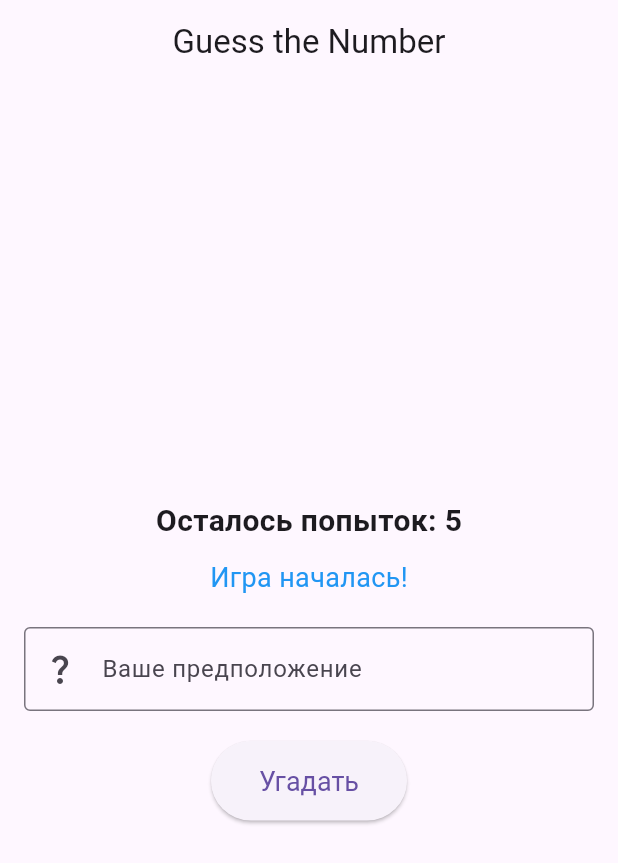
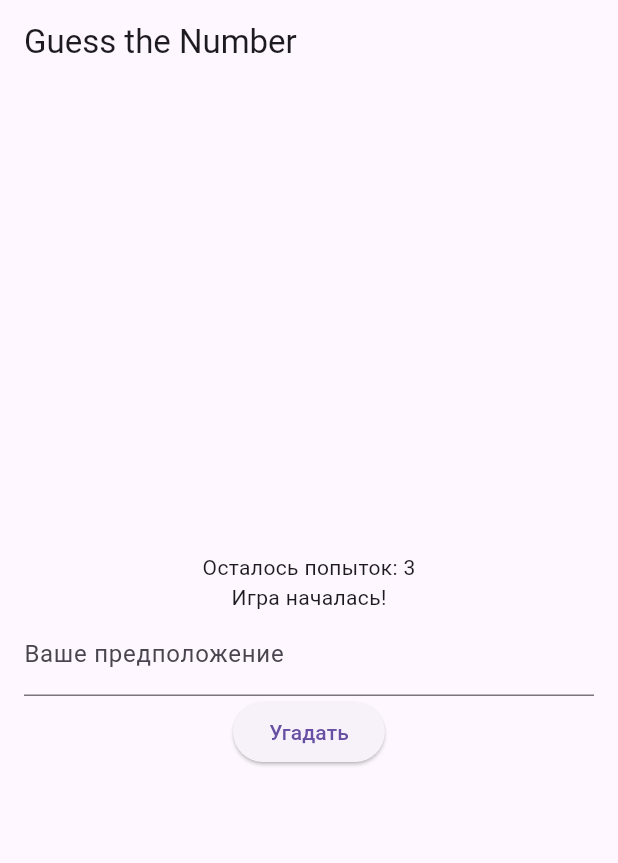
Before and after one commit to Rufina15/guess-number, a Flutter app: the screen it shows after launch, after a tap on "Начать игру", on a phone screen of 412 x 824 dp. Shown: the top 863 px of the screen. Run offline on Flutter 3.47's test engine with Material 3 defaults, Android fonts, the phone set to English and light mode, and no system bars; our stand-ins replace equatable, flutter_bloc.

```diff
--- a/lib/bloc/game_bloc.dart
+++ b/lib/bloc/game_bloc.dart
@@ -26,10 +26,6 @@ class MakeGuess extends GameEvent {
   @override
   List<Object> get props => [guess];
 }
-
-class ResetGame extends GameEvent {}
-
-class RestartGame extends GameEvent {}
 
 // Состояния игры
 abstract class GameState extends Equatable {
@@ -62,17 +58,17 @@ class GameLost extends GameState {
 
 // Логика игры
 class GameBloc extends Bloc<GameEvent, GameState> {
+  final Random random;
+  final int? testCorrectNumber;
   late int _correctNumber;
   late int _attemptsLeft;
-  late int _currentRange;
-  late int _currentAttempts;
 
-  GameBloc() : super(GameInitial()) {
+  GameBloc({Random? random, this.testCorrectNumber})
+      : random = random ?? Random(),
+        super(GameInitial()) {
     on<StartGame>((event, emit) {
-      _correctNumber = Random().nextInt(event.n) + 1;
+      _correctNumber = testCorrectNumber ?? this.random.nextInt(event.n) + 1;
       _attemptsLeft = event.m;
-      _currentRange = event.n;
-      _currentAttempts = event.m;
       emit(GameInProgress(_attemptsLeft, "Игра началась!"));
     });
 
@@ -89,17 +85,5 @@ class GameBloc extends Bloc<GameEvent, GameState> {
         }
       }
     });
-
-    on<RestartGame>((event, emit) {
-      // Перезапуск игры с текущими параметрами
-      _correctNumber = Random().nextInt(_currentRange) + 1;
-      _attemptsLeft = _currentAttempts;
-      emit(GameInProgress(_attemptsLeft, "Игра началась заново!"));
-    });
-
-    on<ResetGame>((event, emit) {
-      // Сброс игры к начальному состоянию
-      emit(GameInitial());
-    });
   }
 }
--- a/lib/main.dart
+++ b/lib/main.dart
@@ -15,11 +15,6 @@ class MyApp extends StatelessWidget {
       title: 'Guess the Number',
       theme: ThemeData(
         primarySwatch: Colors.blue,
-        brightness: Brightness.light,
-      ),
-      darkTheme: ThemeData(
-        brightness: Brightness.dark,
-        primarySwatch: Colors.deepPurple,
       ),
       home: BlocProvider(
         create: (_) => GameBloc(),
@@ -37,23 +32,42 @@ class GameScreen extends StatelessWidget {
     return Scaffold(
       appBar: AppBar(
         title: const Text('Guess the Number'),
-        centerTitle: true,
       ),
       body: BlocConsumer<GameBloc, GameState>(
         listener: (context, state) {
           if (state is GameWon) {
-            _showDialog(
-              context,
-              "🎉 Победа!",
-              "Вы угадали число!",
-              Colors.green,
+            showDialog(
+              context: context,
+              builder: (_) => AlertDialog(
+                title: const Text('🎉 Победа!'),
+                content: const Text('Вы угадали число!'),
+                actions: [
+                  TextButton(
+                    onPressed: () {
+                      Navigator.of(context).pop();
+                      BlocProvider.of<GameBloc>(context).add(StartGame(10, 3));
+                    },
+                    child: const Text('Начать заново'),
+                  ),
+                ],
+              ),
             );
           } else if (state is GameLost) {
-            _showDialog(
-              context,
-              "😞 Вы проиграли",
-              "Загаданное число: ${state.correctNumber}",
-              Colors.red,
+            showDialog(
+              context: context,
+              builder: (_) => AlertDialog(
+                title: const Text('😞 Вы проиграли'),
+                content: Text('Загаданное число: ${state.correctNumber}'),
+                actions: [
+                  TextButton(
+                    onPressed: () {
+                      Navigator.of(context).pop();
+                      BlocProvider.of<GameBloc>(context).add(StartGame(10, 3));
+                    },
+                    child: const Text('Начать заново'),
+                  ),
+                ],
+              ),
             );
           }
         },
@@ -71,8 +85,8 @@ class GameScreen extends StatelessWidget {
   }
 
   Widget _buildStartGame(BuildContext context) {
-    final TextEditingController rangeController = TextEditingController();
-    final TextEditingController attemptsController = TextEditingController();
+    final rangeController = TextEditingController();
+    final attemptsController = TextEditingController();
 
     return Padding(
       padding: const EdgeInsets.all(16.0),
@@ -80,43 +94,35 @@ class GameScreen extends StatelessWidget {
         mainAxisAlignment: MainAxisAlignment.center,
         children: [
           const Text(
-            "Начать новую игру",
+            'Начать новую игру',
             style: TextStyle(fontSize: 24, fontWeight: FontWeight.bold),
           ),
           const SizedBox(height: 20),
           TextField(
             controller: rangeController,
-            decoration: InputDecoration(
-              labelText: "Диапазон",
-              hintText: "Введите максимальное число",
-              border: OutlineInputBorder(),
-              prefixIcon: const Icon(Icons.numbers),
+            decoration: const InputDecoration(
+              labelText: 'Диапазон (n)',
+              hintText: 'Введите максимальное число',
             ),
             keyboardType: TextInputType.number,
           ),
-          const SizedBox(height: 10),
+          const SizedBox(height: 20),
           TextField(
             controller: attemptsController,
-            decoration: InputDecoration(
-              labelText: "Попытки",
-              hintText: "Введите количество попыток",
-              border: OutlineInputBorder(),
-              prefixIcon: const Icon(Icons.refresh),
+            decoration: const InputDecoration(
+              labelText: 'Попытки (m)',
+              hintText: 'Введите количество попыток',
             ),
             keyboardType: TextInputType.number,
           ),
           const SizedBox(height: 20),
           ElevatedButton(
             onPressed: () {
-              final n = int.tryParse(rangeController.text) ?? 100;
-              final m = int.tryParse(attemptsController.text) ?? 5;
+              final n = int.tryParse(rangeController.text) ?? 10;
+              final m = int.tryParse(attemptsController.text) ?? 3;
               BlocProvider.of<GameBloc>(context).add(StartGame(n, m));
             },
-            style: ElevatedButton.styleFrom(
-              padding: const EdgeInsets.symmetric(vertical: 16.0, horizontal: 32.0),
-              textStyle: const TextStyle(fontSize: 18),
-            ),
-            child: const Text("Начать игру"),
+            child: const Text('Начать игру'),
           ),
         ],
       ),
@@ -124,78 +130,28 @@ class GameScreen extends StatelessWidget {
   }
 
   Widget _buildGameInProgress(BuildContext context, GameInProgress state) {
-    final TextEditingController guessController = TextEditingController();
+    final guessController = TextEditingController();
 
     return Padding(
       padding: const EdgeInsets.all(16.0),
       child: Column(
         mainAxisAlignment: MainAxisAlignment.center,
         children: [
-          Text(
-            "Осталось попыток: ${state.attemptsLeft}",
-            style: const TextStyle(fontSize: 20, fontWeight: FontWeight.bold),
-          ),
-          const SizedBox(height: 10),
-          Text(
-            state.message,
-            style: TextStyle(
-              fontSize: 18,
-              color: state.message == "Меньше" ? Colors.red : Colors.blue,
-            ),
-          ),
-          const SizedBox(height: 20),
+          Text('Осталось попыток: ${state.attemptsLeft}'),
+          Text(state.message),
           TextField(
             controller: guessController,
-            decoration: InputDecoration(
-              labelText: "Ваше предположение",
-              hintText: "Введите число",
-              border: OutlineInputBorder(),
-              prefixIcon: const Icon(Icons.question_mark),
+            decoration: const InputDecoration(
+              labelText: 'Ваше предположение',
             ),
             keyboardType: TextInputType.number,
           ),
-          const SizedBox(height: 20),
           ElevatedButton(
             onPressed: () {
               final guess = int.tryParse(guessController.text) ?? 0;
               BlocProvider.of<GameBloc>(context).add(MakeGuess(guess));
             },
-            style: ElevatedButton.styleFrom(
-              padding: const EdgeInsets.symmetric(vertical: 16.0, horizontal: 32.0),
-              textStyle: const TextStyle(fontSize: 18),
-            ),
-            child: const Text("Угадать"),
-          ),
-        ],
-      ),
-    );
-  }
-
-  void _showDialog(BuildContext context, String title, String message, Color color) {
-    showDialog(
-      context: context,
-      builder: (_) => AlertDialog(
-        title: Text(
-          title,
-          style: TextStyle(color: color),
-        ),
-        content: Text(message),
-        actions: [
-          // Кнопка для перезапуска с текущими параметрами
-          TextButton(
-            onPressed: () {
-              Navigator.of(context).pop();
-              BlocProvider.of<GameBloc>(context).add(RestartGame());
-            },
-            child: const Text("С текущим диапазоном"),
-          ),
-          // Кнопка для полного сброса игры
-          TextButton(
-            onPressed: () {
-              Navigator.of(context).pop();
-              BlocProvider.of<GameBloc>(context).add(ResetGame());
-            },
-            child: const Text("Задать новый диапазон"),
+            child: const Text('Угадать'),
           ),
         ],
       ),
```
Also changed, not shown: 3 other files.
